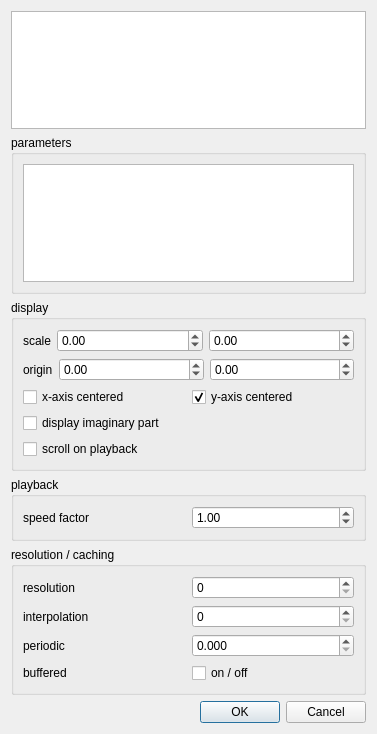
Qt form src/view/ui/functiondisplayoptions.ui (EsGeh/function-graph-explorer) before a commit.
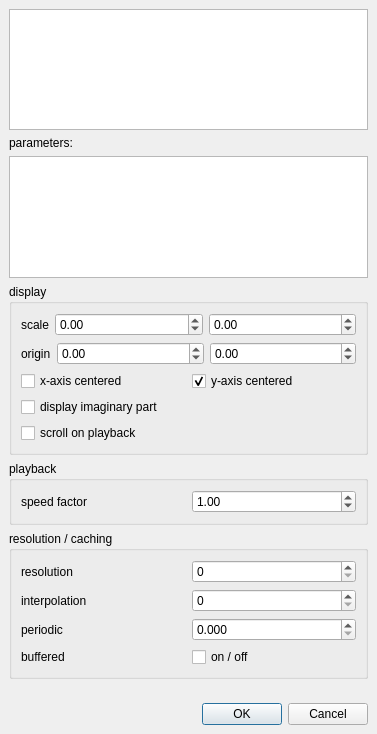
The same form after that commit.

The edit to the form file:
```diff
--- a/src/view/ui/functiondisplayoptions.ui
+++ b/src/view/ui/functiondisplayoptions.ui
@@ -14,23 +14,64 @@
    <string>Dialog</string>
   </property>
   <layout class="QVBoxLayout" name="verticalLayout">
+   <property name="leftMargin">
+    <number>0</number>
+   </property>
+   <property name="topMargin">
+    <number>0</number>
+   </property>
+   <property name="rightMargin">
+    <number>0</number>
+   </property>
+   <property name="bottomMargin">
+    <number>0</number>
+   </property>
    <item>
-    <widget class="QPlainTextEdit" name="largeFormulaEdit"/>
+    <widget class="QScrollArea" name="scrollArea">
+     <property name="frameShape">
+      <enum>QFrame::Shape::NoFrame</enum>
+     </property>
+     <property name="widgetResizable">
+      <bool>true</bool>
+     </property>
+     <widget class="QWidget" name="scrollAreaWidgetContents">
+      <property name="geometry">
+       <rect>
+        <x>0</x>
+        <y>0</y>
+        <width>377</width>
+        <height>685</height>
+       </rect>
+      </property>
+      <layout class="QVBoxLayout" name="verticalLayout_6">
+       <item>
+        <widget class="QPlainTextEdit" name="largeFormulaEdit">
+         <property name="sizePolicy">
+          <sizepolicy hsizetype="Expanding" vsizetype="Expanding">
+           <horstretch>0</horstretch>
+           <verstretch>0</verstretch>
+          </sizepolicy>
+         </property>
+        </widget>
    </item>
    <item>
-    <widget class="QGroupBox" name="groupBox">
-     <property name="title">
-      <string>parameters</string>
-     </property>
-     <layout class="QVBoxLayout" name="verticalLayout_4">
+        <widget class="QLabel" name="label_3">
+         <property name="text">
+          <string>parameters:</string>
+         </property>
+        </widget>
+       </item>
       <item>
        <widget class="QPlainTextEdit" name="parametersEdit"/>
       </item>
-     </layout>
-    </widget>
-   </item>
    <item>
     <widget class="QGroupBox" name="displayBox">
+         <property name="sizePolicy">
+          <sizepolicy hsizetype="Preferred" vsizetype="Preferred">
+           <horstretch>0</horstretch>
+           <verstretch>0</verstretch>
+          </sizepolicy>
+         </property>
      <property name="title">
       <string>display</string>
      </property>
@@ -191,6 +232,12 @@
         </item>
         <item>
          <widget class="QDoubleSpinBox" name="speed">
+              <property name="sizePolicy">
+               <sizepolicy hsizetype="Minimum" vsizetype="Preferred">
+                <horstretch>0</horstretch>
+                <verstretch>0</verstretch>
+               </sizepolicy>
+              </property>
           <property name="maximum">
            <double>1000.000000000000000</double>
           </property>
@@ -216,7 +263,7 @@
       <item>
        <layout class="QHBoxLayout" name="horizontalLayout_17" stretch="0,0">
         <property name="sizeConstraint">
-         <enum>QLayout::SizeConstraint::SetMinimumSize</enum>
+             <enum>QLayout::SizeConstraint::SetDefaultConstraint</enum>
         </property>
         <item>
          <widget class="QLabel" name="label_11">
@@ -312,6 +359,24 @@
      </layout>
     </widget>
    </item>
+      </layout>
+     </widget>
+    </widget>
+   </item>
+   <item>
+    <layout class="QVBoxLayout" name="verticalLayout_7">
+     <property name="leftMargin">
+      <number>9</number>
+     </property>
+     <property name="topMargin">
+      <number>9</number>
+     </property>
+     <property name="rightMargin">
+      <number>9</number>
+     </property>
+     <property name="bottomMargin">
+      <number>9</number>
+     </property>
    <item>
     <widget class="QDialogButtonBox" name="buttonBox">
      <property name="orientation">
@@ -321,6 +386,8 @@
       <set>QDialogButtonBox::StandardButton::Cancel|QDialogButtonBox::StandardButton::Ok</set>
      </property>
     </widget>
+     </item>
+    </layout>
    </item>
   </layout>
  </widget>
```
Lines whose indentation alone changed are shown as unchanged.
